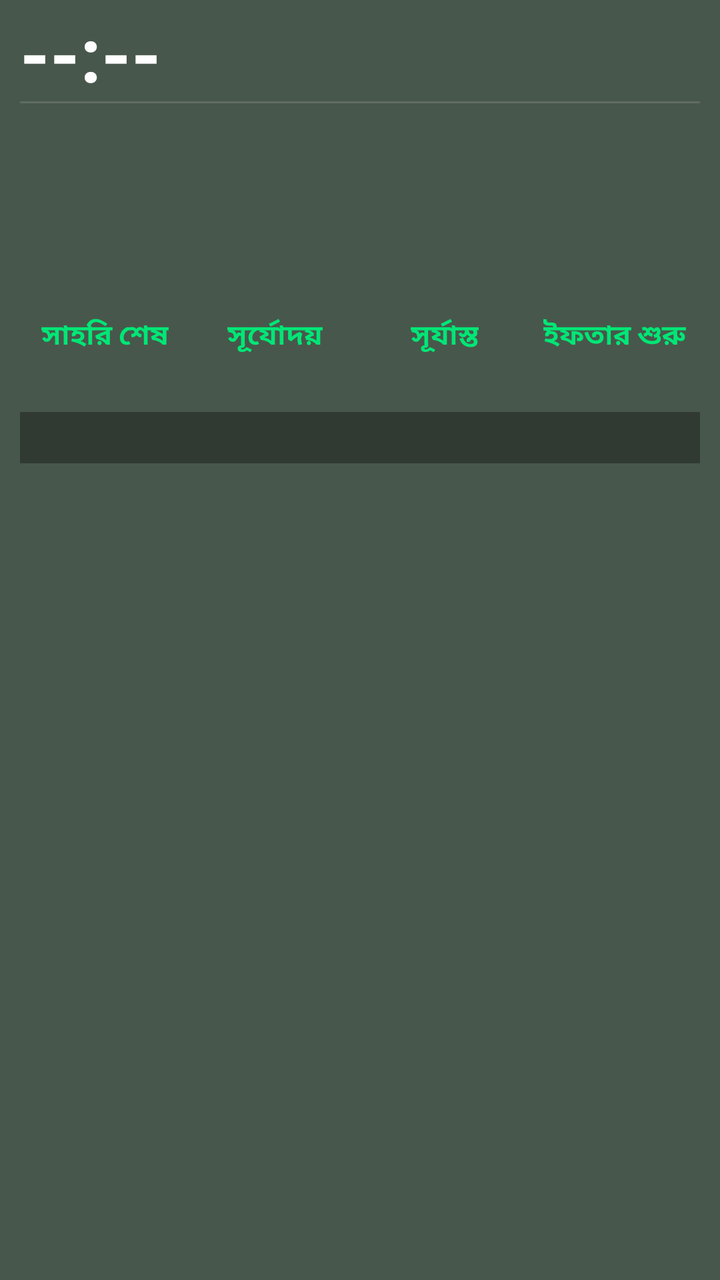
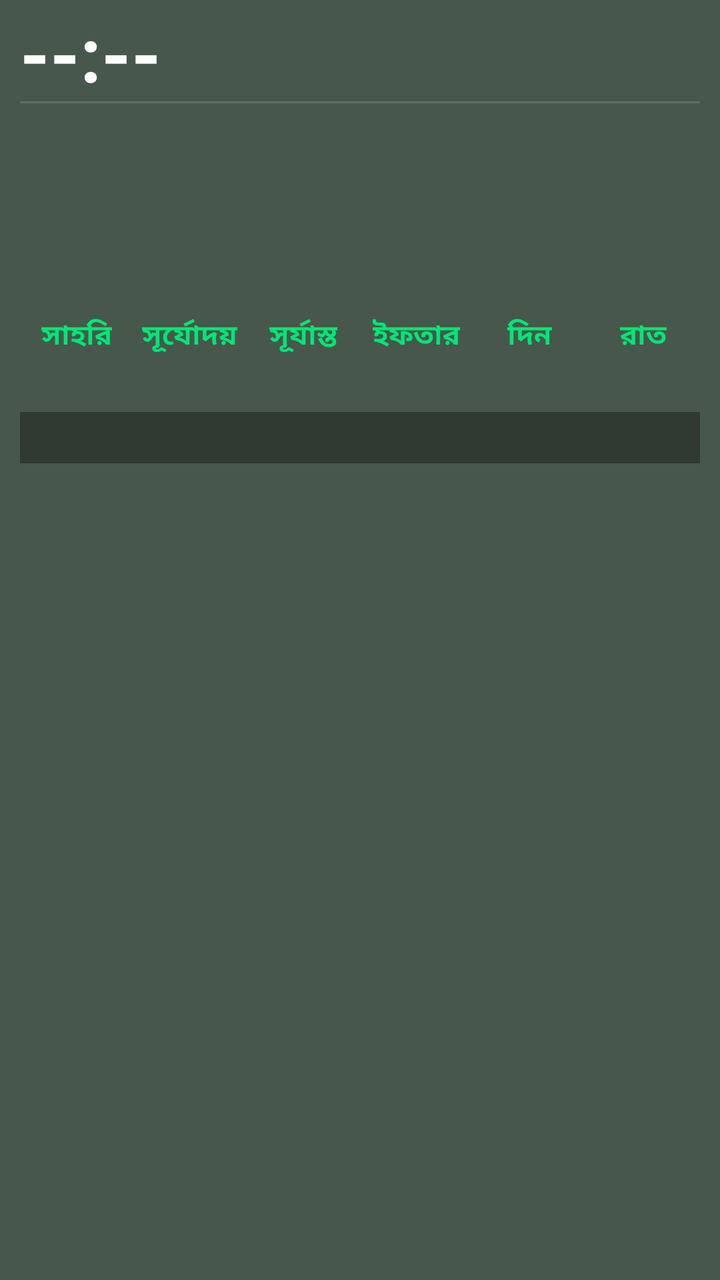

Compare the two renders of this Android layout. The source of the first and the diff that turns it into the second are given below.
<!-- AndroidManifest.xml: fallback theme Theme.MaterialComponents.DayNight.NoActionBar -->
<!-- res/layout/prayer_widget_layout.xml -->
<?xml version="1.0" encoding="utf-8"?>
<LinearLayout xmlns:android="http://schemas.android.com/apk/res/android"
    android:id="@+id/widget_root"
    android:layout_width="match_parent"
    android:layout_height="match_parent"
    android:orientation="vertical"
    android:background="@drawable/widget_background"
    android:paddingStart="10dp"
    android:paddingEnd="10dp"
    android:paddingTop="6dp"
    android:paddingBottom="8dp">

    
    <LinearLayout
        android:layout_width="match_parent"
        android:layout_height="wrap_content"
        android:orientation="horizontal"
        android:gravity="top">

        <TextView
            android:id="@+id/widget_time"
            android:layout_width="0dp"
            android:layout_height="wrap_content"
            android:layout_weight="1"
            android:text="--:--"
            android:textColor="#FFFFFF"
            android:textSize="38sp"
            android:textStyle="bold"
            android:includeFontPadding="false"
            android:gravity="start|center_vertical" />

        <LinearLayout
            android:layout_width="wrap_content"
            android:layout_height="wrap_content"
            android:orientation="vertical"
            android:gravity="end">

            <TextView
                android:id="@+id/widget_location"
                android:layout_width="wrap_content"
                android:layout_height="wrap_content"
                android:text=""
                android:textColor="#80DEEA"
                android:textSize="14sp"
                android:textStyle="bold"
                android:gravity="end"
                android:singleLine="true"
                android:ellipsize="end"
                android:maxWidth="180dp" />

            <TextView
                android:id="@+id/widget_weather"
                android:layout_width="wrap_content"
                android:layout_height="wrap_content"
                android:layout_marginTop="2dp"
                android:text=""
                android:textColor="#B0BEC5"
                android:textSize="13sp"
                android:textStyle="bold"
                android:gravity="end"
                android:singleLine="true"
                android:ellipsize="end"
                android:maxWidth="180dp" />

        </LinearLayout>

    </LinearLayout>

    
    <TextView
        android:layout_width="match_parent"
        android:layout_height="1dp"
        android:layout_marginTop="0dp"
        android:layout_marginBottom="2dp"
        android:background="#22FFFFFF"
        android:text="" />

    
    <LinearLayout
        android:layout_width="match_parent"
        android:layout_height="wrap_content"
        android:orientation="horizontal">

        
        <LinearLayout
            android:layout_width="0dp"
            android:layout_height="wrap_content"
            android:layout_weight="0.85"
            android:orientation="vertical">

            <TextView
                android:id="@+id/widget_waqt_name"
                android:layout_width="wrap_content"
                android:layout_height="wrap_content"
                android:text=""
                android:textColor="#00E676"
                android:textSize="20sp"
                android:textStyle="bold" />

            <TextView
                android:id="@+id/widget_waqt_range"
                android:layout_width="wrap_content"
                android:layout_height="wrap_content"
                android:layout_marginTop="-2dp"
                android:text=""
                android:textColor="#ECEFF1"
                android:textSize="18sp"
                android:textStyle="bold" />

            <TextView
                android:id="@+id/widget_waqt_remaining_label"
                android:layout_width="wrap_content"
                android:layout_height="wrap_content"
                android:layout_marginTop="0dp"
                android:text=""
                android:textColor="#CE93D8"
                android:textSize="16sp"
                android:textStyle="bold" />

            <TextView
                android:id="@+id/widget_waqt_remaining_value"
                android:layout_width="wrap_content"
                android:layout_height="wrap_content"
                android:layout_marginTop="0dp"
                android:text=""
                android:textColor="#FFFFFF"
                android:textSize="18sp"
                android:textStyle="bold" />

        </LinearLayout>

        
        <LinearLayout
            android:layout_width="0dp"
            android:layout_height="wrap_content"
            android:layout_weight="1.15"
            android:orientation="vertical">

            <TextView
                android:id="@+id/widget_day"
                android:layout_width="match_parent"
                android:layout_height="wrap_content"
                android:text=""
                android:textColor="#00E676"
                android:textSize="20sp"
                android:textStyle="bold"
                android:singleLine="true"
                android:ellipsize="end"
                android:gravity="end" />

            <TextView
                android:id="@+id/widget_gregorian"
                android:layout_width="match_parent"
                android:layout_height="wrap_content"
                android:layout_marginTop="0dp"
                android:text=""
                android:textColor="#E0E0E0"
                android:textSize="16sp"
                android:textStyle="bold"
                android:gravity="end" />

            <TextView
                android:id="@+id/widget_hijri"
                android:layout_width="match_parent"
                android:layout_height="wrap_content"
                android:layout_marginTop="0dp"
                android:text=""
                android:textColor="#CE93D8"
                android:textSize="16sp"
                android:textStyle="bold"
                android:gravity="end"
                android:singleLine="true"
                android:ellipsize="end" />

            <TextView
                android:id="@+id/widget_bangla_date"
                android:layout_width="match_parent"
                android:layout_height="wrap_content"
                android:layout_marginTop="0dp"
                android:text=""
                android:textColor="#80DEEA"
                android:textSize="16sp"
                android:textStyle="bold"
                android:gravity="end" />

        </LinearLayout>
    </LinearLayout>

    
    <LinearLayout
        android:layout_width="match_parent"
        android:layout_height="wrap_content"
        android:layout_marginTop="8dp"
        android:orientation="horizontal">

        <LinearLayout
            android:layout_width="0dp"
            android:layout_height="wrap_content"
            android:layout_weight="1"
            android:orientation="vertical"
            android:gravity="center">

            <TextView
                android:id="@+id/widget_sehri_label"
                android:layout_width="wrap_content"
                android:layout_height="wrap_content"
                android:text="সাহরি শেষ"
                android:textColor="#00E676"
                android:textSize="14sp"
                android:textStyle="bold" />

            <TextView
                android:id="@+id/widget_sehri"
                android:layout_width="wrap_content"
                android:layout_height="wrap_content"
                android:text=""
                android:textColor="#00E676"
                android:textSize="16sp"
                android:textStyle="bold" />

        </LinearLayout>

        <LinearLayout
            android:layout_width="0dp"
            android:layout_height="wrap_content"
            android:layout_weight="1"
            android:orientation="vertical"
            android:gravity="center">

            <TextView
                android:id="@+id/widget_sunrise_label"
                android:layout_width="wrap_content"
                android:layout_height="wrap_content"
                android:text="সূর্যোদয়"
                android:textColor="#00E676"
                android:textSize="14sp"
                android:textStyle="bold" />

            <TextView
                android:id="@+id/widget_sunrise"
                android:layout_width="wrap_content"
                android:layout_height="wrap_content"
                android:text=""
                android:textColor="#00E676"
                android:textSize="16sp"
                android:textStyle="bold" />

        </LinearLayout>

        <LinearLayout
            android:layout_width="0dp"
            android:layout_height="wrap_content"
            android:layout_weight="1"
            android:orientation="vertical"
            android:gravity="center">

            <TextView
                android:id="@+id/widget_sunset_label"
                android:layout_width="wrap_content"
                android:layout_height="wrap_content"
                android:text="সূর্যাস্ত"
                android:textColor="#00E676"
                android:textSize="14sp"
                android:textStyle="bold" />

            <TextView
                android:id="@+id/widget_sunset"
                android:layout_width="wrap_content"
                android:layout_height="wrap_content"
                android:text=""
                android:textColor="#00E676"
                android:textSize="16sp"
                android:textStyle="bold" />

        </LinearLayout>

        <LinearLayout
            android:layout_width="0dp"
            android:layout_height="wrap_content"
            android:layout_weight="1"
            android:orientation="vertical"
            android:gravity="center">

            <TextView
                android:id="@+id/widget_iftar_label"
                android:layout_width="wrap_content"
                android:layout_height="wrap_content"
                android:text="ইফতার শুরু"
                android:textColor="#00E676"
                android:textSize="14sp"
                android:textStyle="bold" />

            <TextView
                android:id="@+id/widget_iftar"
                android:layout_width="wrap_content"
                android:layout_height="wrap_content"
                android:text=""
                android:textColor="#00E676"
                android:textSize="16sp"
                android:textStyle="bold" />

        </LinearLayout>

    </LinearLayout>

    
    <TextView
        android:id="@+id/widget_alert"
        android:layout_width="match_parent"
        android:layout_height="wrap_content"
        android:layout_marginTop="6dp"
        android:paddingTop="4dp"
        android:paddingBottom="4dp"
        android:paddingStart="4dp"
        android:paddingEnd="4dp"
        android:background="#55000000"
        android:text=""
        android:textColor="#FFD54F"
        android:textSize="13sp"
        android:textStyle="bold"
        android:gravity="start"
        android:maxLines="10"
        android:ellipsize="end" />

</LinearLayout>
<!-- resources referenced by this layout -->
<resources>
  <!-- drawable widget_background (drawable) -->
  <?xml version="1.0" encoding="utf-8"?>
  <shape xmlns:android="http://schemas.android.com/apk/res/android"
      android:shape="rectangle">
      <solid android:color="#CC1B2E1F" />
  </shape>
</resources>

<!-- the commit's change to res/layout/prayer_widget_layout.xml (unified diff, before → after) -->
@@ -204,7 +204,7 @@
                 android:id="@+id/widget_sehri_label"
                 android:layout_width="wrap_content"
                 android:layout_height="wrap_content"
-                android:text="সাহরি শেষ"
+                android:text="সাহরি"
                 android:textColor="#00E676"
                 android:textSize="14sp"
                 android:textStyle="bold" />
@@ -285,13 +285,68 @@
                 android:id="@+id/widget_iftar_label"
                 android:layout_width="wrap_content"
                 android:layout_height="wrap_content"
-                android:text="ইফতার শুরু"
+                android:text="ইফতার"
                 android:textColor="#00E676"
                 android:textSize="14sp"
                 android:textStyle="bold" />
 
             <TextView
                 android:id="@+id/widget_iftar"
+                android:layout_width="wrap_content"
+                android:layout_height="wrap_content"
+                android:text=""
+                android:textColor="#00E676"
+                android:textSize="16sp"
+                android:textStyle="bold" />
+
+        </LinearLayout>
+
+        
+        <LinearLayout
+            android:layout_width="0dp"
+            android:layout_height="wrap_content"
+            android:layout_weight="1"
+            android:orientation="vertical"
+            android:gravity="center">
+
+            <TextView
+                android:id="@+id/widget_day_label"
+                android:layout_width="wrap_content"
+                android:layout_height="wrap_content"
+                android:text="দিন"
+                android:textColor="#00E676"
+                android:textSize="14sp"
+                android:textStyle="bold" />
+
+            <TextView
+                android:id="@+id/widget_day_duration"
+                android:layout_width="wrap_content"
+                android:layout_height="wrap_content"
+                android:text=""
+                android:textColor="#00E676"
+                android:textSize="16sp"
+                android:textStyle="bold" />
+
+        </LinearLayout>
+
+        <LinearLayout
+            android:layout_width="0dp"
+            android:layout_height="wrap_content"
+            android:layout_weight="1"
+            android:orientation="vertical"
+            android:gravity="center">
+
+            <TextView
+                android:id="@+id/widget_night_label"
+                android:layout_width="wrap_content"
+                android:layout_height="wrap_content"
+                android:text="রাত"
+                android:textColor="#00E676"
+                android:textSize="14sp"
+                android:textStyle="bold" />
+
+            <TextView
+                android:id="@+id/widget_night_duration"
                 android:layout_width="wrap_content"
                 android:layout_height="wrap_content"
                 android:text=""
